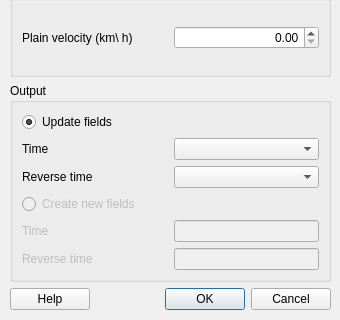
Before: the Qt Designer form ui_walkingtime.ui in SrNetoChan/WalkingTime, drawn with Qt 5; both pictures show x 0 to 340 and y 154 to 474 of the 340 by 474 pixel window.
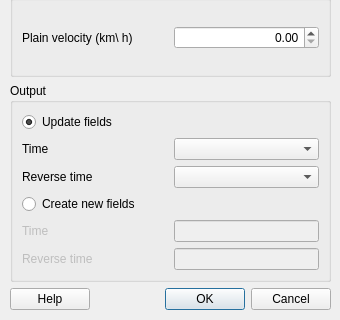
After: the same form once the commit is applied.

Commit message: working on combo boxes

Patch:
```diff
--- a/ui_walkingtime.ui
+++ b/ui_walkingtime.ui
@@ -121,7 +121,7 @@
        <item row="3" column="0" colspan="2">
         <widget class="QRadioButton" name="radioButton_new_fields">
          <property name="enabled">
-          <bool>false</bool>
+          <bool>true</bool>
          </property>
          <property name="text">
           <string>Create new fields</string>
```
The commit also changes 1 other file.
